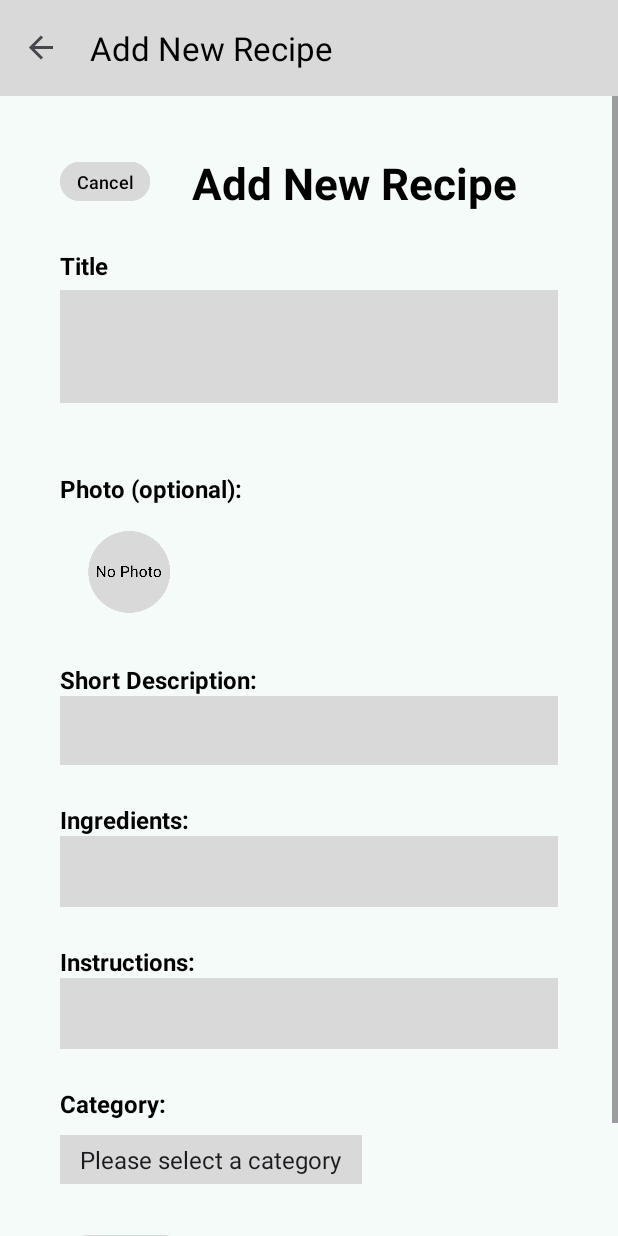
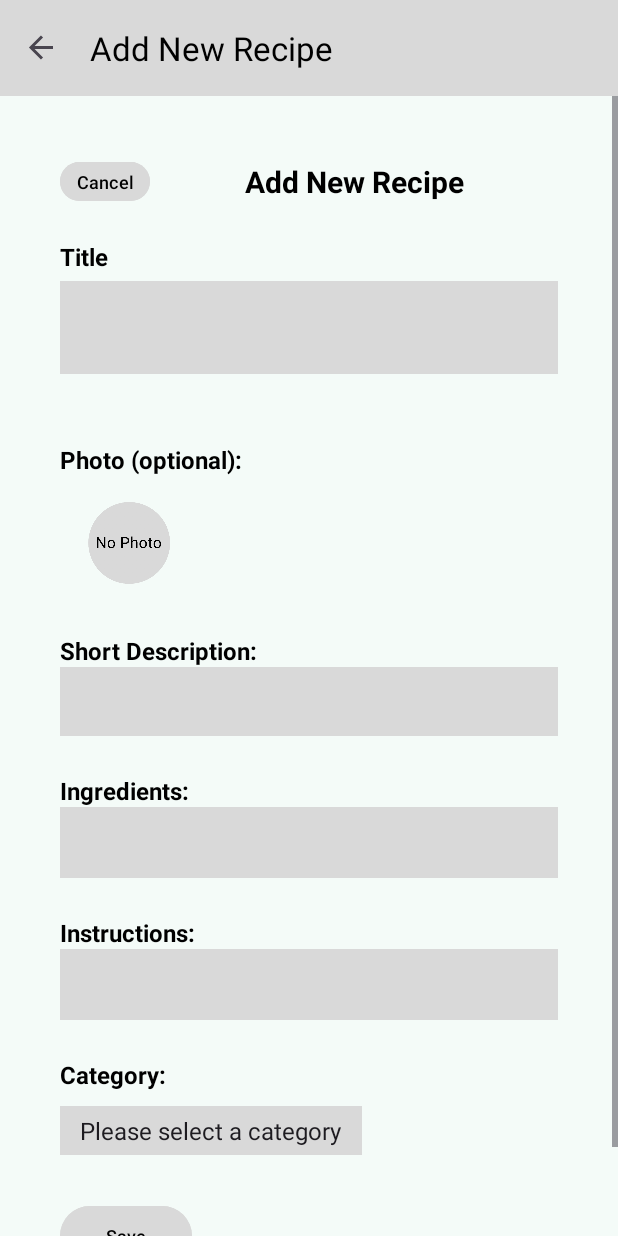
Before and after one commit to Birkbeck/mobile-computing-project-plinkoglegabriel, an Android app: the AddRecipeFragment screen opened through its navigation route, on a phone screen of 412 x 824 dp. Run offline under Robolectric (Android 15) with nearby library versions, the phone set to English and light mode, and no system bars; our stand-ins replace Room's generated code, data binding, navigation-ui.

Commit message:
adding function to check a recipe title's uniqueness and calling it in add and edit recipe fragments with an error message to user

```diff
--- a/app/src/main/java/co/uk/bbk/ladlelibrary/MainViewModel.kt
+++ b/app/src/main/java/co/uk/bbk/ladlelibrary/MainViewModel.kt
@@ -80,4 +80,8 @@ class MainViewModel: ViewModel() {
             }
         }
     }
+
+    suspend fun uniqueTitleCheck(title: String): Boolean {
+        return recipesDao?.getTitle(title) != null
+    }
 }
--- a/app/src/main/java/co/uk/bbk/ladlelibrary/RecipesDao.kt
+++ b/app/src/main/java/co/uk/bbk/ladlelibrary/RecipesDao.kt
@@ -24,4 +24,7 @@ interface RecipesDao {
     @Query("SELECT * FROM Recipes WHERE id = :id")
     suspend fun getRecipe(id: Long): RecipeItem?
 
+    @Query("SELECT * FROM Recipes WHERE title = :title LIMIT 1")
+    suspend fun getTitle(title: String): RecipeItem?
+
 }
--- a/app/src/main/res/layout/fragment_add_recipe.xml
+++ b/app/src/main/res/layout/fragment_add_recipe.xml
@@ -45,7 +45,7 @@
                     android:layout_width="0dp"
                     android:layout_height="wrap_content"
                     android:text="@string/add_recipe_title"
-                    android:textSize="29sp"
+                    android:textSize="20sp"
                     android:textStyle="bold"
                     android:textColor="@color/black"
                     android:gravity="center"
@@ -88,8 +88,7 @@
                         android:inputType="text"
                         android:background="@color/secondary"
                         app:boxStrokeErrorColor="@color/secondary"
-                        android:textSize="30sp"
-
+                        android:textSize="20sp"
                         android:maxLines="1"
                         android:singleLine="true"
                         android:text="@={viewModel.title}" />
@@ -247,7 +246,7 @@
                     android:layout_height="wrap_content"
                     android:textColor="@color/error"
                     android:text=""
-                    android:textSize="16sp"
+                    android:textSize="13sp"
                     app:layout_constraintTop_toBottomOf="@id/category_input_add"
                     app:layout_constraintStart_toStartOf="parent"
                     app:layout_constraintEnd_toEndOf="parent"/>
```
Also changed, not shown: app/src/main/java/co/uk/bbk/ladlelibrary/AddRecipeFragment.kt (+23 -3 lines), app/src/main/java/co/uk/bbk/ladlelibrary/EditRecipeFragment.kt (+22 -3 lines).
